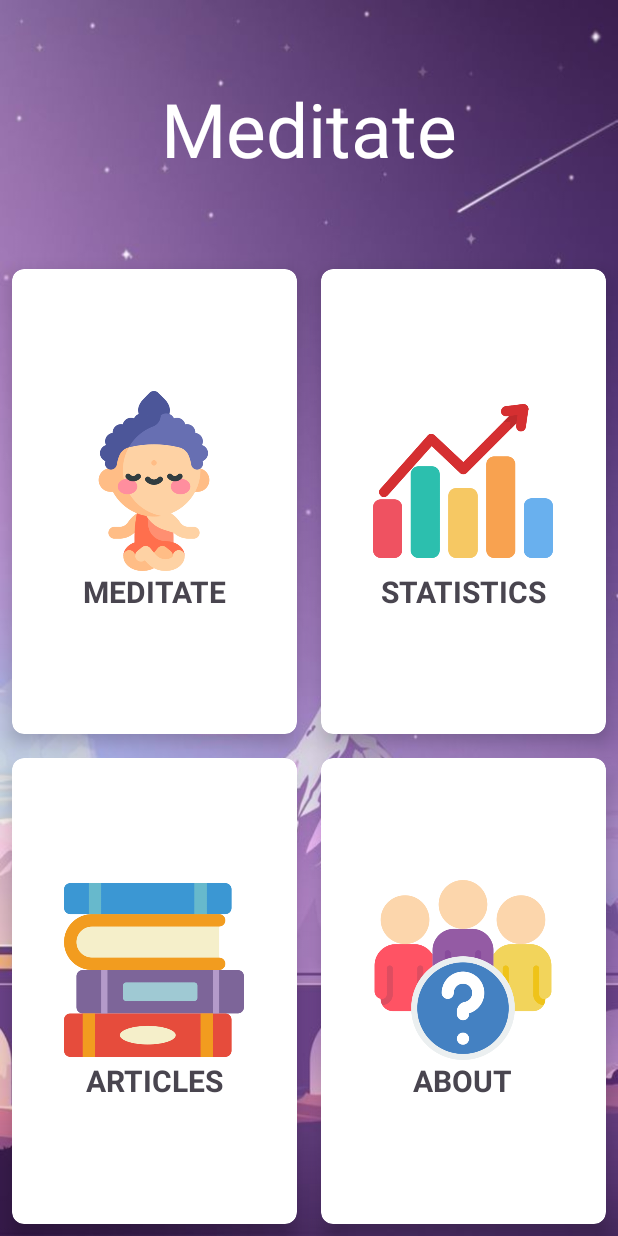
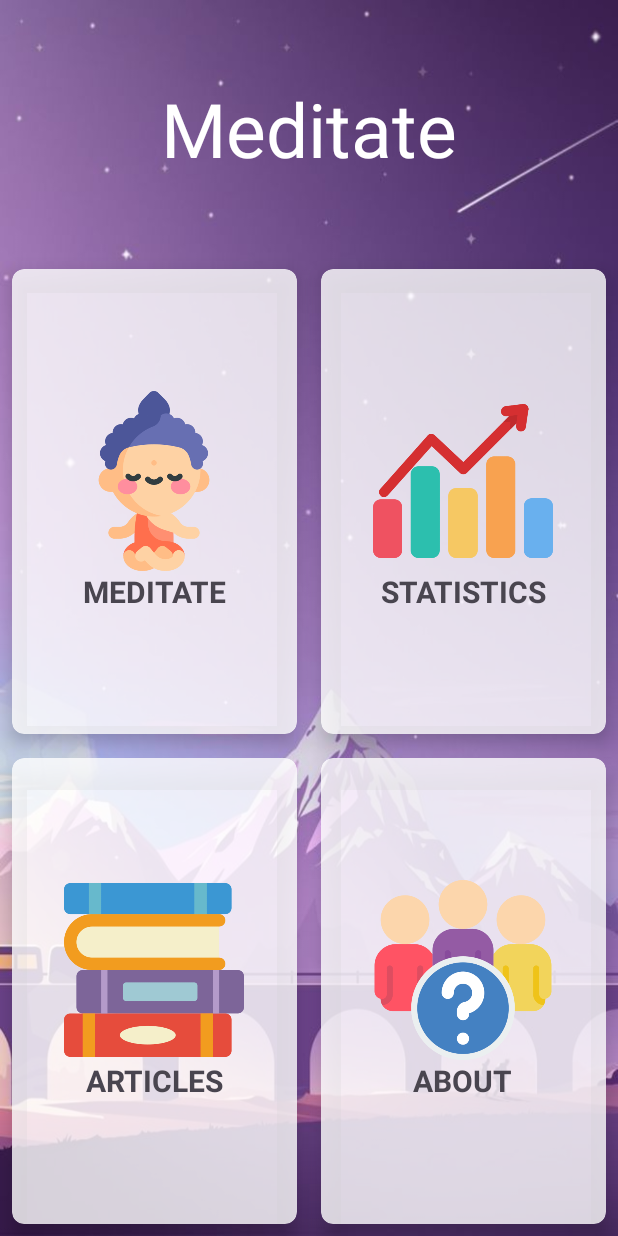
Before and after one commit to RecoNike/meditate_app, an Android app: the screen it shows after launch (MainActivity), on a phone screen of 412 x 824 dp. Run offline under Robolectric (Android 15) with nearby library versions, the phone set to English and light mode, and no system bars; Roboto replaces fonts that are not available here.

Commit message:
Added activity for meditate and credits act. Also remastered interface

```diff
--- a/app/src/main/java/com/recon/meditationapp/MainActivity.kt
+++ b/app/src/main/java/com/recon/meditationapp/MainActivity.kt
@@ -1,11 +1,35 @@
 package com.recon.meditationapp
 
+import android.content.Intent
 import androidx.appcompat.app.AppCompatActivity
 import android.os.Bundle
+import androidx.cardview.widget.CardView
 
 class MainActivity : AppCompatActivity() {
+
+    lateinit var card_meditation : CardView
+    lateinit var card_statistics : CardView
+    lateinit var card_articles : CardView
+    lateinit var card_about : CardView
+
     override fun onCreate(savedInstanceState: Bundle?) {
         super.onCreate(savedInstanceState)
         setContentView(R.layout.activity_main)
+
+        card_meditation = findViewById(R.id.meditate_card)
+        card_meditation.setOnClickListener{RunMedi()}
+
+        card_about = findViewById(R.id.credits_card)
+        card_about.setOnClickListener{RunAbout()}
+
+    }
+
+    fun RunMedi(){
+        val intent = Intent(this@MainActivity,MeditationActivity::class.java)
+        startActivity(intent)
+    }
+    fun RunAbout(){
+        val intent = Intent(this@MainActivity,AboutActivity::class.java)
+        startActivity(intent)
     }
 }
--- a/app/src/main/res/layout/activity_main.xml
+++ b/app/src/main/res/layout/activity_main.xml
@@ -30,128 +30,162 @@
     android:columnCount="2">
 
     <androidx.cardview.widget.CardView
+        android:id="@+id/meditate_card"
         android:layout_width="wrap_content"
         android:layout_height="wrap_content"
         android:layout_row="0"
+        android:layout_rowWeight="1"
         android:layout_column="0"
+        android:layout_columnWeight="1"
         android:layout_gravity="fill"
-        android:layout_rowWeight="1"
-        android:layout_columnWeight="1"
         android:layout_margin="8dp"
-        app:cardElevation="8dp"
-        app:cardCornerRadius="8dp">
+        app:cardBackgroundColor="#CCFFFFFF"
+        app:cardCornerRadius="8dp"
+        app:cardElevation="8dp">
+
         <LinearLayout
             android:layout_width="wrap_content"
             android:layout_height="wrap_content"
-            android:orientation="vertical"
+            android:layout_gravity="center_horizontal|center_vertical"
             android:gravity="center"
-            android:layout_gravity="center_horizontal|center_vertical">
+            android:orientation="vertical">
+
+
             <ImageView
                 android:layout_width="120dp"
                 android:layout_height="120dp"
-                android:src="@drawable/yogi_icon"/>
+                android:src="@drawable/yogi_icon" />
+
             <TextView
                 android:layout_width="wrap_content"
                 android:layout_height="wrap_content"
                 android:text="MEDITATE"
-                android:textStyle="bold"
+                android:textAlignment="center"
                 android:textSize="20sp"
-                android:textAlignment="center"/>
+                android:textStyle="bold" />
         </LinearLayout>
     </androidx.cardview.widget.CardView>
 
     <androidx.cardview.widget.CardView
+        android:id="@+id/statistic_card"
         android:layout_width="wrap_content"
         android:layout_height="wrap_content"
         android:layout_row="0"
+        android:layout_rowWeight="1"
         android:layout_column="1"
+        android:layout_columnWeight="1"
         android:layout_gravity="fill"
-        android:layout_rowWeight="1"
-        android:layout_columnWeight="1"
         android:layout_margin="8dp"
-        app:cardElevation="8dp"
-        app:cardCornerRadius="8dp">
+        android:layout_marginStart="8dp"
+        android:layout_marginTop="8dp"
+        android:layout_marginEnd="8dp"
+        android:layout_marginBottom="8dp"
+        app:cardBackgroundColor="#CCFFFFFF"
+        app:cardCornerRadius="8dp"
+        app:cardElevation="8dp">
+
         <LinearLayout
             android:layout_width="wrap_content"
             android:layout_height="wrap_content"
-            android:orientation="vertical"
+            android:layout_gravity="center_horizontal|center_vertical"
             android:gravity="center"
-            android:layout_gravity="center_horizontal|center_vertical">
+            android:orientation="vertical">
+
             <ImageView
                 android:layout_width="120dp"
                 android:layout_height="120dp"
-                android:src="@drawable/statistic_icon"/>
+                android:src="@drawable/statistic_icon" />
+
             <TextView
                 android:layout_width="wrap_content"
                 android:layout_height="wrap_content"
                 android:text="STATISTICS"
-                android:textStyle="bold"
+                android:textAlignment="center"
                 android:textSize="20sp"
-                android:textAlignment="center"/>
+                android:textStyle="bold" />
         </LinearLayout>
     </androidx.cardview.widget.CardView>
 
     <androidx.cardview.widget.CardView
+        android:id="@+id/articles_card"
         android:layout_width="wrap_content"
         android:layout_height="wrap_content"
         android:layout_row="1"
+        android:layout_rowWeight="1"
         android:layout_column="0"
+        android:layout_columnWeight="1"
         android:layout_gravity="fill"
-        android:layout_rowWeight="1"
-        android:layout_columnWeight="1"
         android:layout_margin="8dp"
-        app:cardElevation="8dp"
-        app:cardCornerRadius="8dp">
+        android:layout_marginStart="8dp"
+        android:layout_marginTop="8dp"
+        android:layout_marginEnd="8dp"
+        android:layout_marginBottom="8dp"
+        app:cardBackgroundColor="#CCFFFFFF"
+        app:cardCornerRadius="8dp"
+        app:cardElevation="8dp">
+
         <LinearLayout
             android:layout_width="wrap_content"
             android:layout_height="wrap_content"
-            android:orientation="vertical"
+            android:layout_gravity="center_horizontal|center_vertical"
             android:gravity="center"
-            android:layout_gravity="center_horizontal|center_vertical">
+            android:orientation="vertical">
+
             <ImageView
                 android:layout_width="120dp"
                 android:layout_height="120dp"
-                android:src="@drawable/book_icon"/>
+                android:src="@drawable/book_icon" />
+
             <TextView
                 android:layout_width="wrap_content"
                 android:layout_height="wrap_content"
                 android:text="ARTICLES"
-                android:textStyle="bold"
+                android:textAlignment="center"
                 android:textSize="20sp"
-                android:textAlignment="center"/>
+                android:textStyle="bold" />
         </LinearLayout>
     </androidx.cardview.widget.CardView>
 
     <androidx.cardview.widget.CardView
+        android:id="@+id/credits_card"
         android:layout_width="wrap_content"
         android:layout_height="wrap_content"
         android:layout_row="1"
+        android:layout_rowWeight="1"
         android:layout_column="1"
+        android:layout_columnWeight="1"
         android:layout_gravity="fill"
-        android:layout_rowWeight="1"
-        android:layout_columnWeight="1"
         android:layout_margin="8dp"
-        app:cardElevation="8dp"
-        app:cardCornerRadius="8dp">
+        android:layout_marginStart="8dp"
+        android:layout_marginTop="8dp"
+        android:layout_marginEnd="8dp"
+        android:layout_marginBottom="8dp"
+        app:cardBackgroundColor="#CCFFFFFF"
+        app:cardCornerRadius="8dp"
+        app:cardElevation="8dp">
+
         <LinearLayout
             android:layout_width="wrap_content"
             android:layout_height="wrap_content"
-            android:orientation="vertical"
+            android:layout_gravity="center_horizontal|center_vertical"
             android:gravity="center"
-            android:layout_gravity="center_horizontal|center_vertical">
+            android:orientation="vertical">
+
             <ImageView
                 android:layout_width="120dp"
                 android:layout_height="120dp"
-                android:src="@drawable/about_icon"/>
+                android:src="@drawable/about_icon" />
+
             <TextView
                 android:layout_width="wrap_content"
                 android:layout_height="wrap_content"
                 android:text="ABOUT"
-                android:textStyle="bold"
+                android:textAlignment="center"
                 android:textSize="20sp"
-                android:textAlignment="center"/>
+                android:textStyle="bold" />
         </LinearLayout>
     </androidx.cardview.widget.CardView>
 
 </GridLayout>
+
 </RelativeLayout>
```
Also changed, not shown: app/src/main/AndroidManifest.xml (+7 -0 lines), app/src/main/java/com/recon/meditationapp/AboutActivity.kt (added, +16 -0 lines), app/src/main/java/com/recon/meditationapp/MeditationActivity.kt (added, +11 -0 lines), app/src/main/res/layout/activity_about.xml (added, +44 -0 lines), app/src/main/res/layout/activity_meditation.xml (added, +9 -0 lines).
